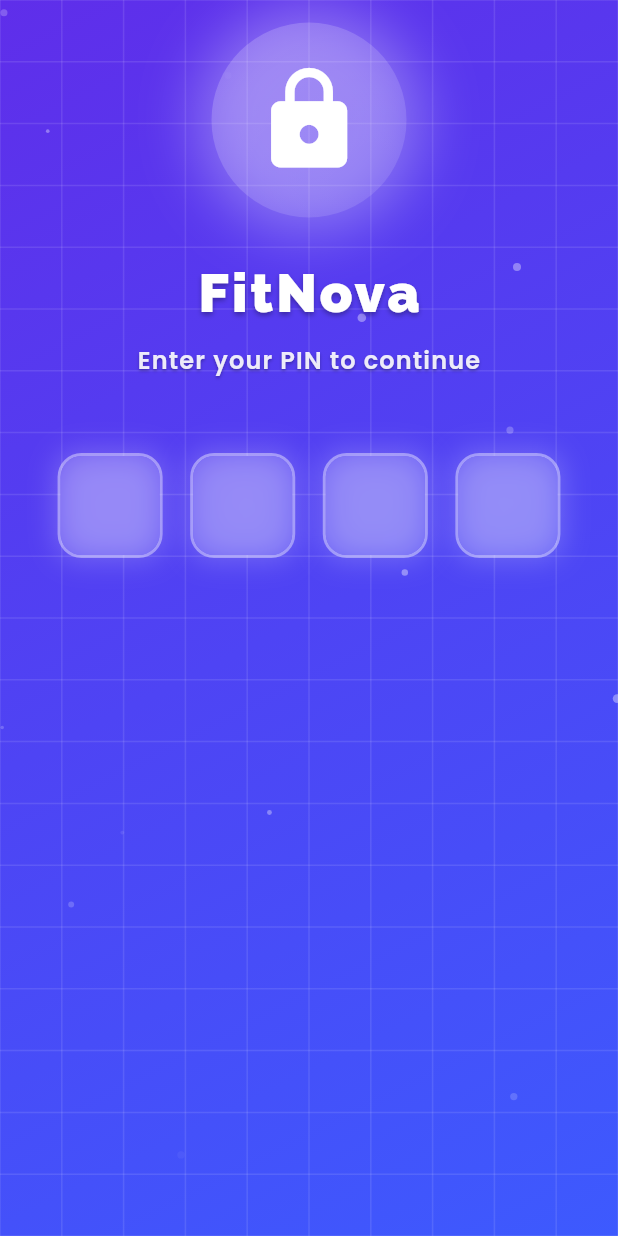
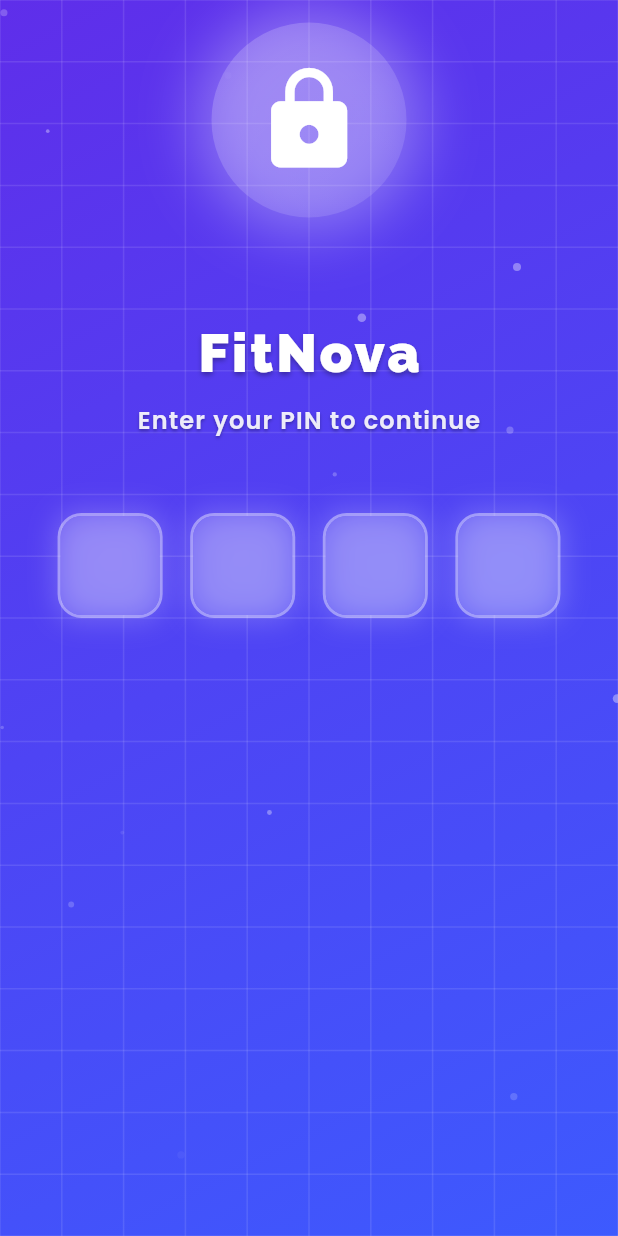
Before and after one commit to rishithamenush/fitnova, a Flutter app: the screen it shows after launch, on a phone screen of 412 x 824 dp. Run offline on Flutter 3.47's test engine with Material 3 defaults, Android fonts, the light colour scheme and no system bars; drawn by our look-alikes of flutter_animate; our stand-ins replace fl_chart, flutter_staggered_animations, flutter_svg, font_awesome_flutter, glassmorphism, google_fonts and 4 more; accounts and stored records are empty.

```diff
--- a/lib/presentation/screens/pin_screen.dart
+++ b/lib/presentation/screens/pin_screen.dart
@@ -211,6 +211,11 @@ class _PinScreenState extends State<PinScreen> with TickerProviderStateMixin {
             SafeArea(
               child: FadeTransition(
                 opacity: _fadeAnimation,
+                child: GestureDetector(
+                  onTap: () {
+                    // Dismiss keyboard when tapping on background
+                    FocusScope.of(context).unfocus();
+                  },
                   child: SingleChildScrollView(
                     child: Container(
                       height: size.height - MediaQuery.of(context).padding.top - MediaQuery.of(context).padding.bottom,
@@ -261,7 +266,7 @@ class _PinScreenState extends State<PinScreen> with TickerProviderStateMixin {
                             },
                           ).animate().scale(duration: 1000.ms, curve: Curves.easeOutBack),
 
-                        SizedBox(height: isSmallScreen ? 25 : 30),
+                          SizedBox(height: isSmallScreen ? 55 : 70),
 
                           // Title with shadow
                           Text(
@@ -527,6 +532,7 @@ class _PinScreenState extends State<PinScreen> with TickerProviderStateMixin {
                   ),
                 ),
               ),
+            ),
           ],
         ),
       ),
```
Lines whose indentation alone changed are shown as unchanged.
